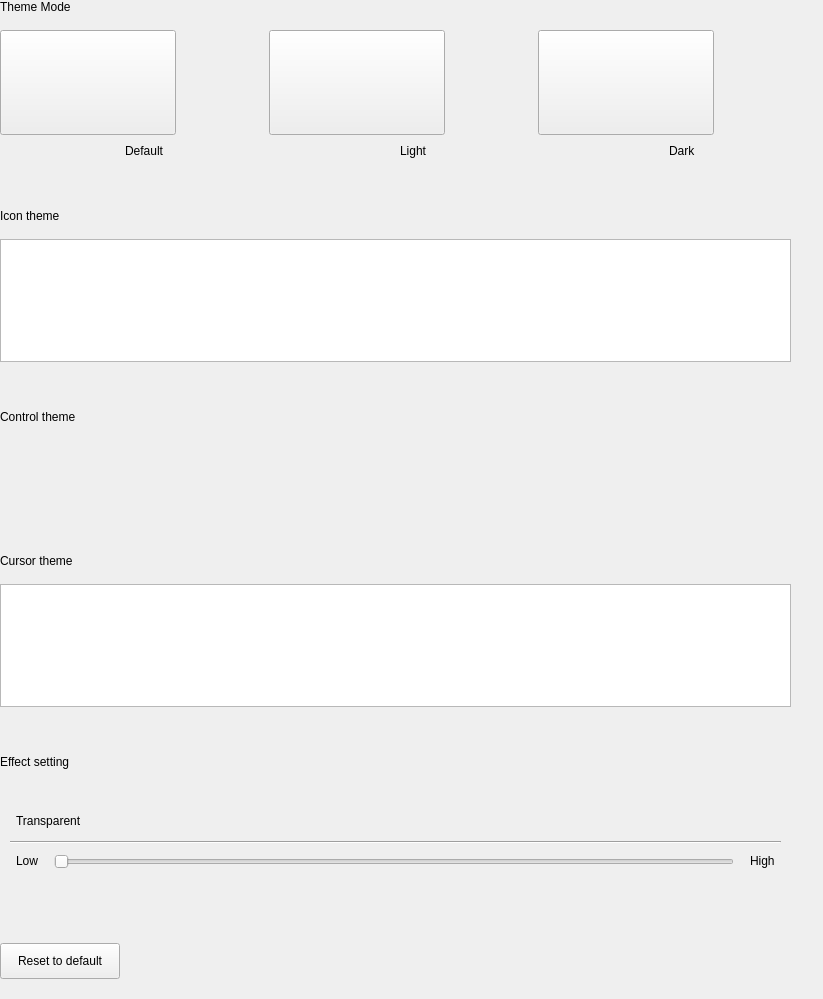
Old version of the form plugins/personalized/theme/theme.ui in the repository ukui/ukui-control-center.
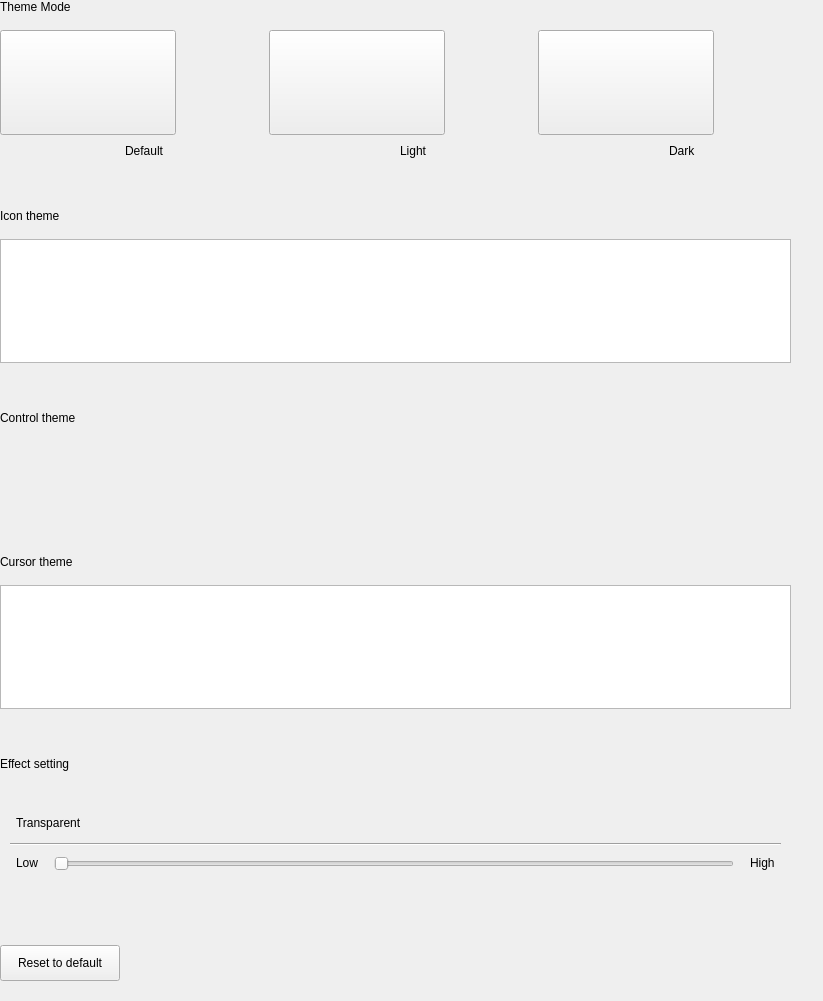
New version of the form.

What changed in the file:
```diff
--- a/plugins/personalized/theme/theme.ui
+++ b/plugins/personalized/theme/theme.ui
@@ -7,7 +7,7 @@
     <x>0</x>
     <y>0</y>
     <width>823</width>
-    <height>999</height>
+    <height>1001</height>
    </rect>
   </property>
   <property name="minimumSize">
```
Left out of the diff: 2 changed lines with no effect on the pictures.
